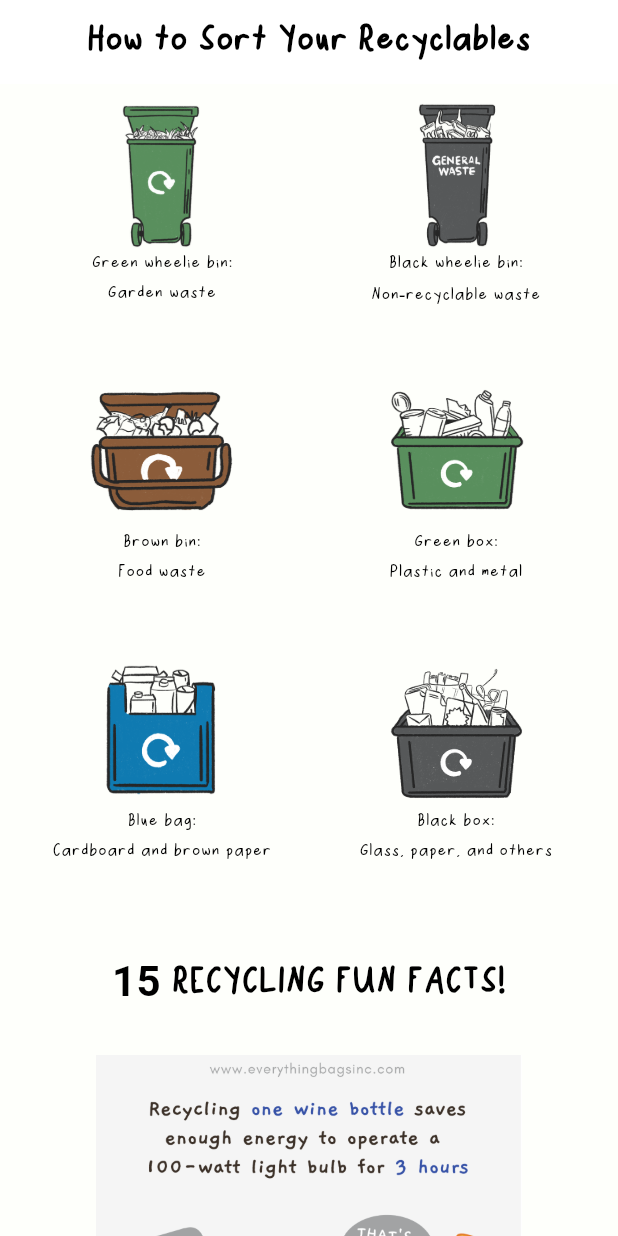
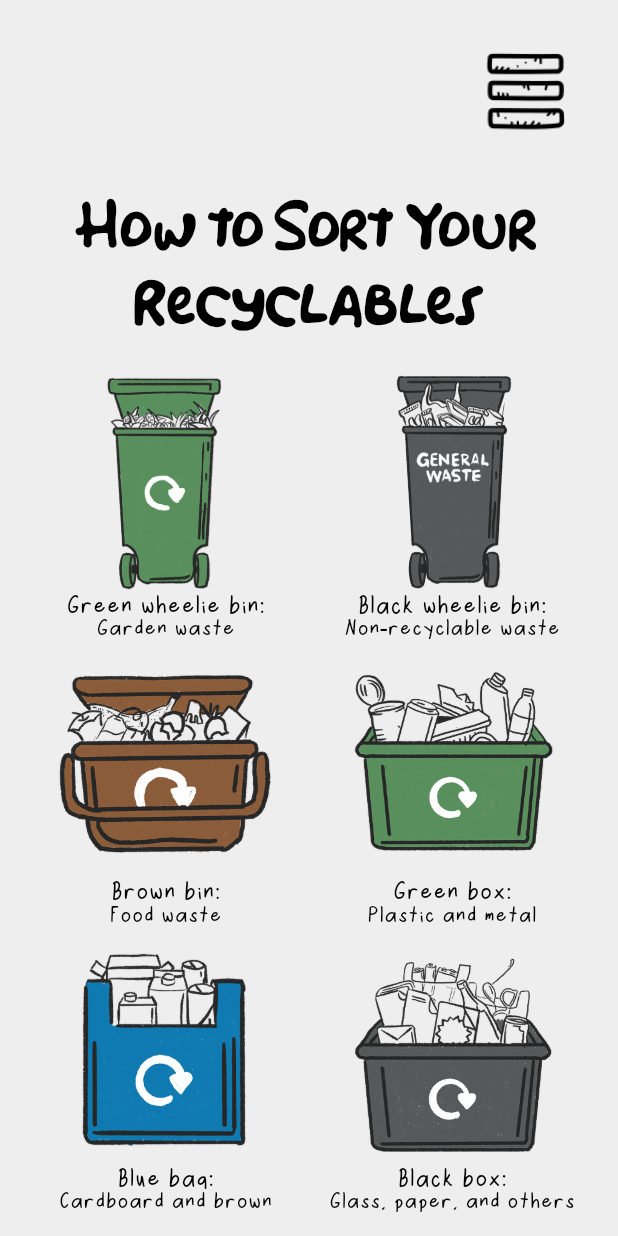
Before and after one commit to clarissachng/trash_classifier, a Flutter app: the RecyclingPage screen opened directly, on a phone screen of 412 x 824 dp. Run offline on Flutter 3.47's test engine with Material 3 defaults, Android fonts, the phone set to English and light mode, and no system bars; our stand-ins replace camera, fl_chart.

Commit message:
changed fun facts fe

```diff
--- a/lib/funfact_page.dart
+++ b/lib/funfact_page.dart
@@ -1,4 +1,6 @@
 import 'package:flutter/material.dart';
+import '../widget/drawer_menu.dart';
+import '../widget/settings_page.dart';
 
 void main() {
   runApp(Funfact());
@@ -24,26 +26,71 @@ class RecyclingPage extends StatefulWidget {
 
 class _RecyclingPageState extends State<RecyclingPage> {
   final PageController _pageController = PageController();
+  final ScrollController _scrollController = ScrollController();
+  bool _isBottom = false;
+
+  @override
+  void initState() {
+    super.initState();
+    _scrollController.addListener(() {
+      if (_scrollController.position.atEdge) {
+        if (_scrollController.position.pixels != 0) {
+          setState(() {
+            _isBottom = true;
+          });
+        } else {
+          setState(() {
+            _isBottom = false;
+          });
+        }
+      } else {
+        setState(() {
+          _isBottom = false;
+        });
+      }
+    });
+  }
 
   @override
   Widget build(BuildContext context) {
     return Scaffold(
-      appBar: AppBar(
-        title: Text(
-          'How to Sort Your Recyclables',
-          style: TextStyle(
-            fontSize: 28,
-            fontFamily: 'RinsHandwriting',
-            fontWeight: FontWeight.bold,
-            ),
-        ),
-        centerTitle: true,
-      ),
-      body: SingleChildScrollView(
+      backgroundColor: Colors.grey[200],
+      body: Stack(
+        children: [
+          SingleChildScrollView(
+          controller: _scrollController,
           child: Column(
           crossAxisAlignment: CrossAxisAlignment.center,
           children: [
-            SizedBox(height: 10),
+            // Top Right Menu Icon
+              Align(
+                alignment: Alignment.topRight,
+                child: Padding(
+              padding: const EdgeInsets.all(16.0),
+                child: IconButton(
+                  icon: Image.asset(
+                    'assets/widgets/menu-icon.png',
+                    width: 75,
+                  ),
+                  onPressed: () => _navigateToDrawer(context),
+                ),
+              ),
+            ),
+
+            Padding(
+                  padding: const EdgeInsets.symmetric(horizontal: 40),
+                  child: Text(
+                    'How to Sort Your Recyclables',
+                    textAlign: TextAlign.center,
+                    style: TextStyle(
+                      fontSize: 36,
+                      fontFamily: 'Simpsonfont',
+                      fontWeight: FontWeight.bold,
+                    ),
+                    softWrap: true,
+                  ),
+                ),
+        SizedBox(height: 20),
             Padding(
               padding: const EdgeInsets.symmetric(horizontal: 20),
               child: GridView.builder(
@@ -52,7 +99,7 @@ class _RecyclingPageState extends State<RecyclingPage> {
                 gridDelegate: SliverGridDelegateWithFixedCrossAxisCount(
                   crossAxisCount: 2,
                   mainAxisSpacing: 10,
-                  crossAxisSpacing: 20,
+                  crossAxisSpacing: 10,
                   childAspectRatio: 1,
                 ),
                 itemCount: 6,
@@ -70,12 +117,17 @@ class _RecyclingPageState extends State<RecyclingPage> {
               ),
             ),
             SizedBox(height: 20),
-            Text(
+            Padding(
+                  padding: const EdgeInsets.symmetric(horizontal: 40),
+                  child: Text(
                     '15 RECYCLING FUN FACTS!',
+                    textAlign: TextAlign.center,
                     style: TextStyle(
-                fontSize: 28,
+                      fontSize: 36,
                       fontWeight: FontWeight.bold,
-                fontFamily: 'RinsHandwriting',
+                      fontFamily: 'Simpsonfont',
+                    ),
+                    softWrap: true,
                   ),
                 ),
             SizedBox(height: 20),
@@ -138,10 +190,37 @@ class _RecyclingPageState extends State<RecyclingPage> {
                 ),
               ],
             ),
-            SizedBox(height: 10),
+            SizedBox(height: 100),
           ],
         ),
       ),
+      // Settings Button (Bottom Left)
+          if (_isBottom)
+            Positioned(
+              bottom: 20,
+              left: 20,
+              child: IconButton(
+                icon: Image.asset('assets/icon/settings-icon.png', height: 75),
+                onPressed: () {
+                  _navigateToSettings(context);
+                },
+              ),
+            ),
+        ],
+      ),
+    );
+  }
+  void _navigateToDrawer(BuildContext context) {
+    Navigator.push(
+      context,
+      MaterialPageRoute(builder: (context) => DrawerMenu()),
+    );
+  }
+
+  void _navigateToSettings(BuildContext context) {
+    Navigator.push(
+      context,
+      MaterialPageRoute(builder: (context) => SettingsPage()),
     );
   }
 }
@@ -157,21 +236,32 @@ class RecyclingItem extends StatelessWidget {
   Widget build(BuildContext context) {
     return Column(
       children: [
-        Image.asset(imageUrl, width: 100, height: 100),
-        Text(
+        Image.asset(imageUrl, width: 150, height: 150),
+        Flexible(
+          child: Text(
             title,
             style: TextStyle(
               fontWeight: FontWeight.normal,
-            fontSize: 14,
+              fontSize: 20,
               fontFamily: 'RinsHandwriting',
+              height: 1,
+            ),
+            maxLines: 2,
+            overflow: TextOverflow.ellipsis,
           ),
         ),
-        Text(
+        Flexible(
+          child: Text(
             description,
             textAlign: TextAlign.center,
             style: TextStyle(
               fontWeight: FontWeight.normal,
+              fontSize: 18,
               fontFamily: 'RinsHandwriting',
+              height: 1,
+            ),
+            maxLines: 2,
+            overflow: TextOverflow.ellipsis,
           ),
         ),
       ],
```
Lines whose indentation alone changed are shown as unchanged.
